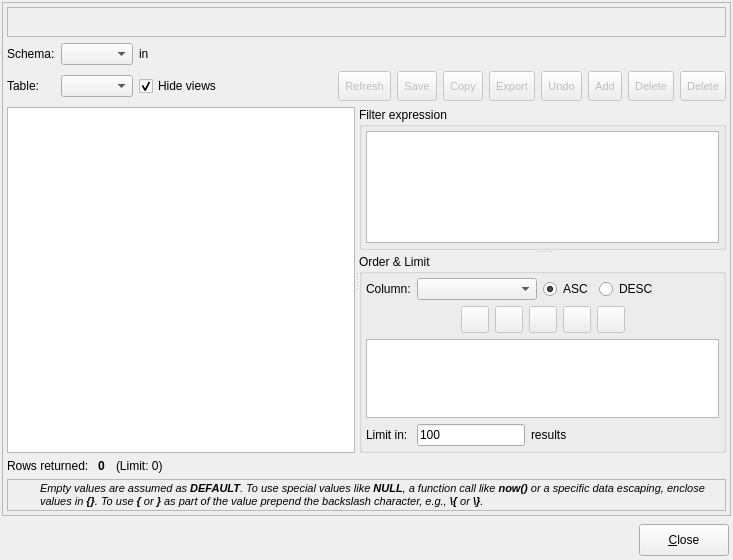
Above: libpgmodeler_ui/ui/datamanipulationform.ui from pgmodeler/pgmodeler before the change. Below: the same form after it.
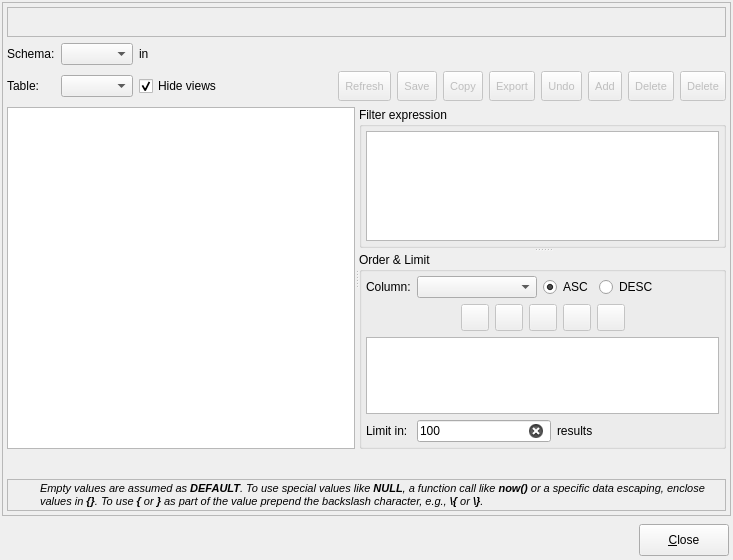
That is the form after the change. Icons and pictures are not drawn.

Commit message: Minor enhacement in DataManipulationForm to show the query time when retrieving data.

Patch:
```diff
--- a/libpgmodeler_ui/ui/datamanipulationform.ui
+++ b/libpgmodeler_ui/ui/datamanipulationform.ui
@@ -163,67 +163,90 @@
       <property name="bottomMargin">
        <number>4</number>
       </property>
-      <item row="3" column="0">
-       <layout class="QHBoxLayout" name="horizontalLayout_2">
-        <item>
-         <widget class="QLabel" name="rows_ret_lbl">
-          <property name="sizePolicy">
-           <sizepolicy hsizetype="Preferred" vsizetype="Preferred">
-            <horstretch>0</horstretch>
-            <verstretch>0</verstretch>
-           </sizepolicy>
-          </property>
-          <property name="text">
-           <string>Rows returned: </string>
-          </property>
-          <property name="indent">
-           <number>-1</number>
-          </property>
-         </widget>
-        </item>
-        <item>
-         <widget class="QLabel" name="row_cnt_lbl">
-          <property name="sizePolicy">
-           <sizepolicy hsizetype="Preferred" vsizetype="Preferred">
-            <horstretch>0</horstretch>
-            <verstretch>0</verstretch>
-           </sizepolicy>
-          </property>
-          <property name="font">
-           <font>
-            <weight>75</weight>
-            <bold>true</bold>
-           </font>
-          </property>
-          <property name="text">
-           <string>0</string>
-          </property>
-         </widget>
-        </item>
-       </layout>
-      </item>
-      <item row="3" column="1">
-       <layout class="QHBoxLayout" name="horizontalLayout_5">
-        <item>
-         <widget class="QLabel" name="limit_lbl">
-          <property name="sizePolicy">
-           <sizepolicy hsizetype="Expanding" vsizetype="Preferred">
-            <horstretch>0</horstretch>
-            <verstretch>0</verstretch>
-           </sizepolicy>
-          </property>
-          <property name="toolTip">
-           <string>Maximum limit of listed rows</string>
-          </property>
-          <property name="text">
-           <string>(Limit: 0)</string>
-          </property>
-          <property name="indent">
-           <number>5</number>
-          </property>
-         </widget>
-        </item>
-       </layout>
+      <item row="0" column="0" colspan="2">
+       <widget class="QFrame" name="warning_frm">
+        <property name="sizePolicy">
+         <sizepolicy hsizetype="Preferred" vsizetype="Fixed">
+          <horstretch>0</horstretch>
+          <verstretch>0</verstretch>
+         </sizepolicy>
+        </property>
+        <property name="minimumSize">
+         <size>
+          <width>0</width>
+          <height>30</height>
+         </size>
+        </property>
+        <property name="frameShape">
+         <enum>QFrame::StyledPanel</enum>
+        </property>
+        <property name="frameShadow">
+         <enum>QFrame::Raised</enum>
+        </property>
+        <layout class="QGridLayout" name="gridLayout_4">
+         <property name="leftMargin">
+          <number>2</number>
+         </property>
+         <property name="topMargin">
+          <number>2</number>
+         </property>
+         <property name="rightMargin">
+          <number>2</number>
+         </property>
+         <property name="bottomMargin">
+          <number>2</number>
+         </property>
+         <item row="0" column="0">
+          <widget class="QLabel" name="label_2">
+           <property name="minimumSize">
+            <size>
+             <width>24</width>
+             <height>24</height>
+            </size>
+           </property>
+           <property name="maximumSize">
+            <size>
+             <width>24</width>
+             <height>24</height>
+            </size>
+           </property>
+           <property name="text">
+            <string/>
+           </property>
+           <property name="textFormat">
+            <enum>Qt::AutoText</enum>
+           </property>
+           <property name="pixmap">
+            <pixmap resource="../res/resources.qrc">:/icones/icones/msgbox_alerta.png</pixmap>
+           </property>
+           <property name="scaledContents">
+            <bool>true</bool>
+           </property>
+          </widget>
+         </item>
+         <item row="0" column="1">
+          <widget class="QLabel" name="warning_lbl">
+           <property name="font">
+            <font>
+             <pointsize>8</pointsize>
+             <weight>50</weight>
+             <italic>true</italic>
+             <bold>false</bold>
+             <underline>false</underline>
+             <strikeout>false</strikeout>
+             <kerning>true</kerning>
+            </font>
+           </property>
+           <property name="text">
+            <string/>
+           </property>
+           <property name="wordWrap">
+            <bool>true</bool>
+           </property>
+          </widget>
+         </item>
+        </layout>
+       </widget>
       </item>
       <item row="4" column="0" colspan="2">
        <widget class="QFrame" name="hint_frm">
@@ -1108,6 +1131,12 @@
              <property name="text">
               <string>100</string>
              </property>
+             <property name="cursorPosition">
+              <number>0</number>
+             </property>
+             <property name="clearButtonEnabled">
+              <bool>true</bool>
+             </property>
             </widget>
            </item>
            <item row="3" column="2">
@@ -1348,6 +1377,51 @@
         </widget>
        </widget>
       </item>
+      <item row="3" column="0" colspan="2">
+       <widget class="QWidget" name="result_info_wgt" native="true">
+        <property name="minimumSize">
+         <size>
+          <width>0</width>
+          <height>0</height>
+         </size>
+        </property>
+        <layout class="QHBoxLayout" name="horizontalLayout_5">
+         <property name="leftMargin">
+          <number>2</number>
+         </property>
+         <property name="topMargin">
+          <number>2</number>
+         </property>
+         <property name="rightMargin">
+          <number>2</number>
+         </property>
+         <property name="bottomMargin">
+          <number>2</number>
+         </property>
+         <item>
+          <widget class="QLabel" name="result_info_lbl">
+           <property name="sizePolicy">
+            <sizepolicy hsizetype="Preferred" vsizetype="Preferred">
+             <horstretch>0</horstretch>
+             <verstretch>0</verstretch>
+            </sizepolicy>
+           </property>
+           <property name="font">
+            <font>
+             <italic>false</italic>
+            </font>
+           </property>
+           <property name="text">
+            <string/>
+           </property>
+           <property name="indent">
+            <number>-1</number>
+           </property>
+          </widget>
+         </item>
+        </layout>
+       </widget>
+      </item>
      </layout>
     </widget>
    </item>
```
Left out of the diff: 85 changed lines with no effect on the pictures. The commit also changes 1 other file.
